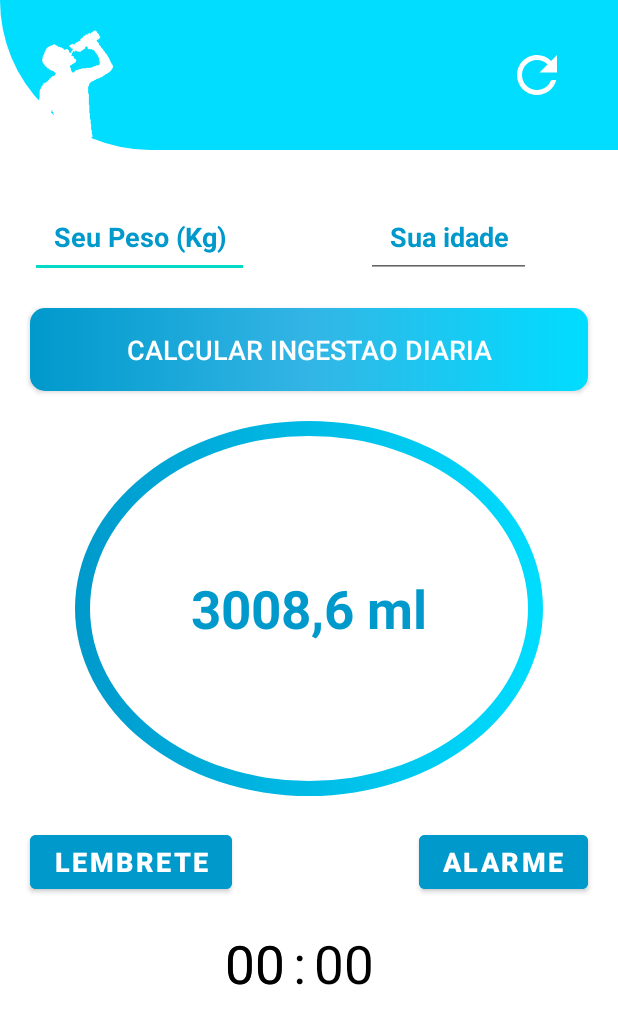
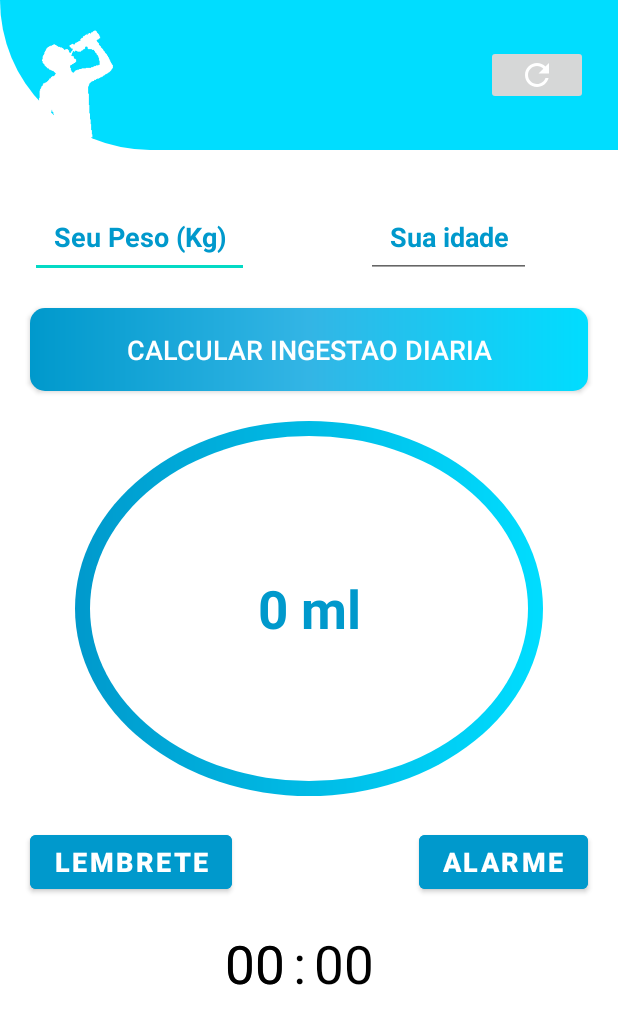
Before and after one commit to AlanAndCode/Beba-Agua, an Android app: the screen it shows after launch (MainActivity), on a phone screen of 412 x 824 dp. Shown: the top 1024 px of the screen. Run offline under Robolectric (Android 15) with nearby library versions, the phone set to English and light mode, and no system bars.

```diff
--- a/app/src/main/java/com/example/bebaagua/MainActivity.kt
+++ b/app/src/main/java/com/example/bebaagua/MainActivity.kt
@@ -2,13 +2,77 @@ package com.example.bebaagua
 
 import androidx.appcompat.app.AppCompatActivity
 import android.os.Bundle
+import android.telecom.PhoneAccount.builder
+import android.widget.*
+import androidx.appcompat.app.AlertDialog
+import com.example.bebaagua.model.CalcularIngestaoDiaria
+import java.text.NumberFormat
+import java.util.*
+import java.util.stream.DoubleStream.builder
+import java.util.stream.IntStream.builder
+import java.util.stream.LongStream.builder
+
 
 class MainActivity : AppCompatActivity() {
+    private lateinit var edit_peso: EditText
+    private lateinit var edit_idade: EditText
+    private lateinit var buttonCalcular: Button
+    private lateinit var textCalculo: TextView
+    private lateinit var redefinir: ImageButton
+    private fun IniciarComponentes() {
+        edit_peso = findViewById(R.id.edit_peso)
+        edit_idade = findViewById(R.id.edit_idade)
+        buttonCalcular = findViewById(R.id.buttonCalcular)
+        textCalculo = findViewById(R.id.textCalculo)
+        redefinir = findViewById(R.id.redefinir)
+    }
+    private lateinit var calcularIngestaoDiaria: CalcularIngestaoDiaria
+    private var resultadoMl = 0.0
     override fun onCreate(savedInstanceState: Bundle?) {
         super.onCreate(savedInstanceState)
         setContentView(R.layout.activity_main)
 
         supportActionBar!!.hide()
+        IniciarComponentes()
+        calcularIngestaoDiaria = CalcularIngestaoDiaria()
+/*formula calculo agua
+ate 17 anos 40 ml por cada kg
+18 a 55 anos 35 ml por cada kg
+56 a 65 anos 30 ml por cada kg
+mais 66 25 ml por cada kg
+
+multiplicar peso em kg por quantidade de ml para ober resultado em Ml
+ */
+
+        buttonCalcular.setOnClickListener {
+            if (edit_peso.text.toString().isEmpty()) {
+                Toast.makeText(this, R.string.Informe_Peso, Toast.LENGTH_SHORT).show()
+            } else if (edit_idade.text.toString().isEmpty()) {
+                Toast.makeText(this, R.string.Informe_Idade, Toast.LENGTH_SHORT).show()
+            } else {
+                val peso = edit_peso.text.toString().toDouble()
+                val idade = edit_idade.text.toString().toInt()
+                calcularIngestaoDiaria.CalcularTotal(peso, idade)
+                resultadoMl = calcularIngestaoDiaria.ResultadoMl()
+                val formatar = NumberFormat.getNumberInstance(Locale("pt", "BR"))
+                formatar.isGroupingUsed = false
+                textCalculo.text = resultadoMl.toString() + " " + "ml"
+
+            }
+
+        }
+
+        redefinir.setOnClickListener{
+
+            val alertDialog = AlertDialog.Builder(this)
+            alertDialog.setTitle(R.string.dia)
+
+
+        }
+
+
+
+
 
     }
 }
--- /dev/null
+++ b/app/src/main/java/com/example/bebaagua/model/CalcularIngestaoDiaria.kt
@@ -0,0 +1,33 @@
+package com.example.bebaagua.model
+
+class CalcularIngestaoDiaria {
+    private  val ML_JOVEM = 40.0
+    private val ML_ADULTO = 35.0
+    private val ML_Idosinho = 30.0
+    private val ML_Idoso = 25.0
+
+    private var resutadoMl = 0.0
+    private var resutado_total_ml = 0.0
+
+    fun ResultadoMl (): Double{
+        return  resutado_total_ml
+    }
+
+    fun  CalcularTotal(peso: Double, idade: Int){
+   if(idade <=17 ){
+       resutadoMl = peso * ML_JOVEM
+       resutado_total_ml = resutadoMl
+   }else if(idade <=55 ){
+            resutadoMl = peso * ML_ADULTO
+       resutado_total_ml = resutadoMl
+        }else if(idade <=65 ){
+       resutadoMl = peso * ML_Idosinho
+       resutado_total_ml = resutadoMl
+   }else{
+       resutadoMl = peso * ML_Idoso
+       resutado_total_ml = resutadoMl
+   }
+
+
+    }
+}
--- a/app/src/main/res/layout/activity_main.xml
+++ b/app/src/main/res/layout/activity_main.xml
@@ -29,7 +29,7 @@
         app:layout_constraintStart_toStartOf="@id/container_header"
         app:layout_constraintTop_toTopOf="@id/container_header" />
 
-    <ImageView
+    <ImageButton
         android:id="@+id/redefinir"
         android:layout_width="68dp"
         android:layout_height="40dp"
@@ -104,10 +104,10 @@
         android:layout_marginEnd="50dp"
         />
     <TextView
-        android:id="@+id/textCalcullo"
+        android:id="@+id/textCalculo"
         android:layout_width="wrap_content"
         android:layout_height="wrap_content"
-        android:text="3008,6 ml"
+        android:text="0 ml"
         android:textSize="35sp"
         android:textColor="@android:color/holo_blue_dark"
         android:textStyle="bold"
--- a/app/src/main/res/values/strings.xml
+++ b/app/src/main/res/values/strings.xml
@@ -8,6 +8,9 @@
     <string name="text_hora">00</string>
     <string name="text_doispontos">:</string>
     <string name="text_Minutos">00</string>
+    <string name="Informe_Peso">Informe seu peso</string>
+    <string name="Informe_Idade">Informe sua idade</string>
+    <string name="dialog_titulo">Redefinir dados</string>
 
 
 </resources>
```
